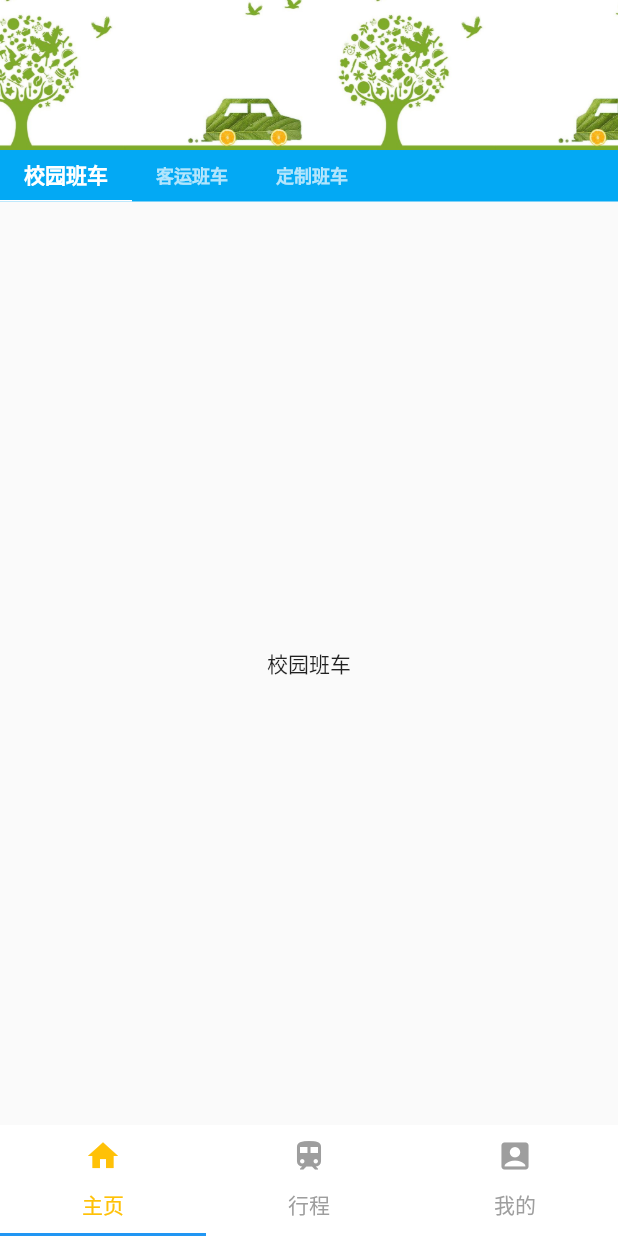
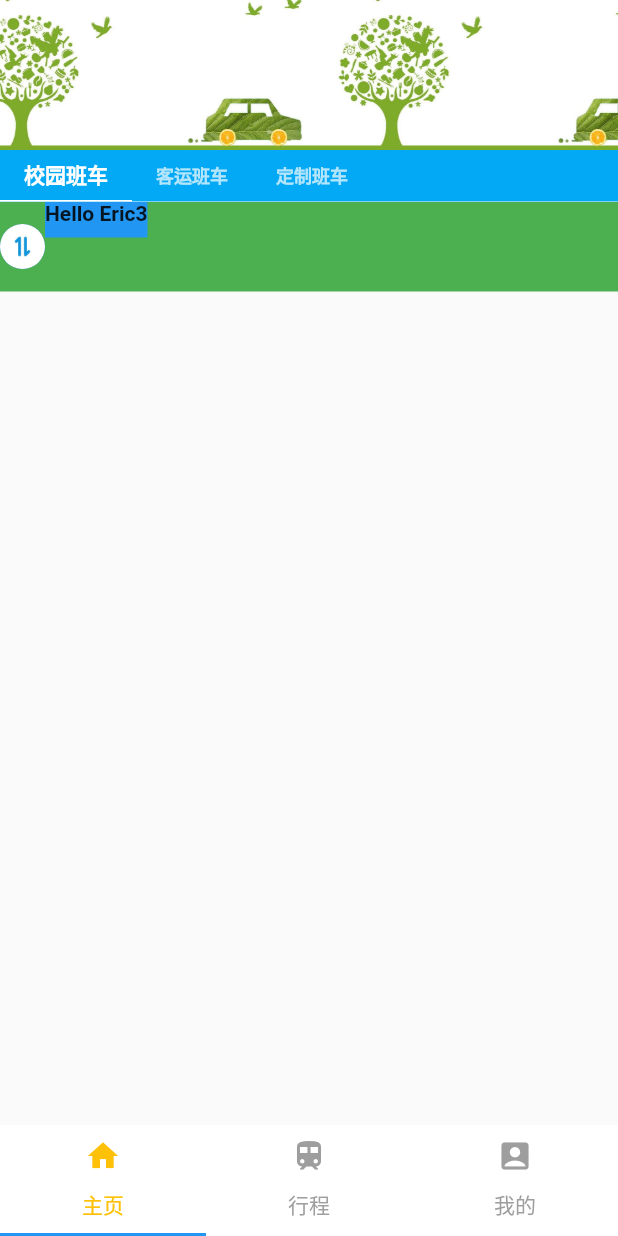
Before and after one commit to shineng/maipiao, a Flutter app: the screen it shows after launch, on a phone screen of 412 x 824 dp. Run offline on Flutter 3.47's test engine with Material 2 defaults, Android fonts, the phone set to English and light mode, and no system bars.

Commit message:
change schoolbus page

```diff
--- a/lib/homeTabs/SchoolBusTab.dart
+++ b/lib/homeTabs/SchoolBusTab.dart
@@ -8,10 +8,27 @@ class SchoolBusTab extends StatefulWidget {
 class _SchoolBusTabState extends State<SchoolBusTab> {
   @override
   Widget build(BuildContext context) {
-   return Scaffold(
-      body: Center(
-        child: Text("校园班车"),
-      )
-    );
+   return Scaffold(body: Container(
+     height: 60.0,
+     color: Colors.green,
+     child: Row(children: <Widget>[
+        CircleAvatar(
+          backgroundImage: AssetImage('images/route_updown.jpg'),
+          radius: 15.0,
+        ),
+
+        Expanded(child: Column(
+          crossAxisAlignment: CrossAxisAlignment.start,
+          children: <Widget>[
+            Container(
+              color: Colors.blue,
+              padding: const EdgeInsets.only(bottom: 8.0),
+              child: Text("Hello Eric3",style: TextStyle(fontWeight: FontWeight.bold),)
+            ),
+          ],
+        ),),
+
+      ],),
+   ),);
   }
 }
--- a/pubspec.yaml
+++ b/pubspec.yaml
@@ -45,6 +45,7 @@ flutter:
   assets:
    - images/guilin.jpg
    - images/title_banner.jpg
+   - images/route_updown.jpg
   #  - images/a_dot_ham.jpeg
 
   # An image asset can refer to one or more resolution-specific "variants", see
```
Also changed, not shown: lib/HomeTab.dart (+16 -14 lines), images/route_updown.jpg (added), pubspec.lock, route_updown.jpg (added), xianghujiaohuan-shangxia.png (added), 1 other file.
